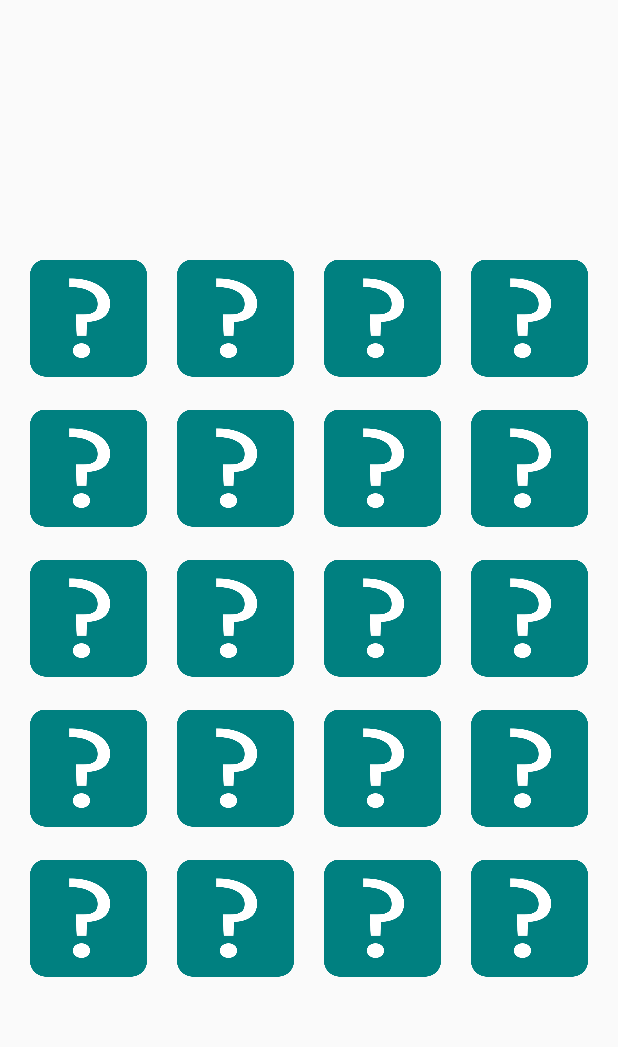
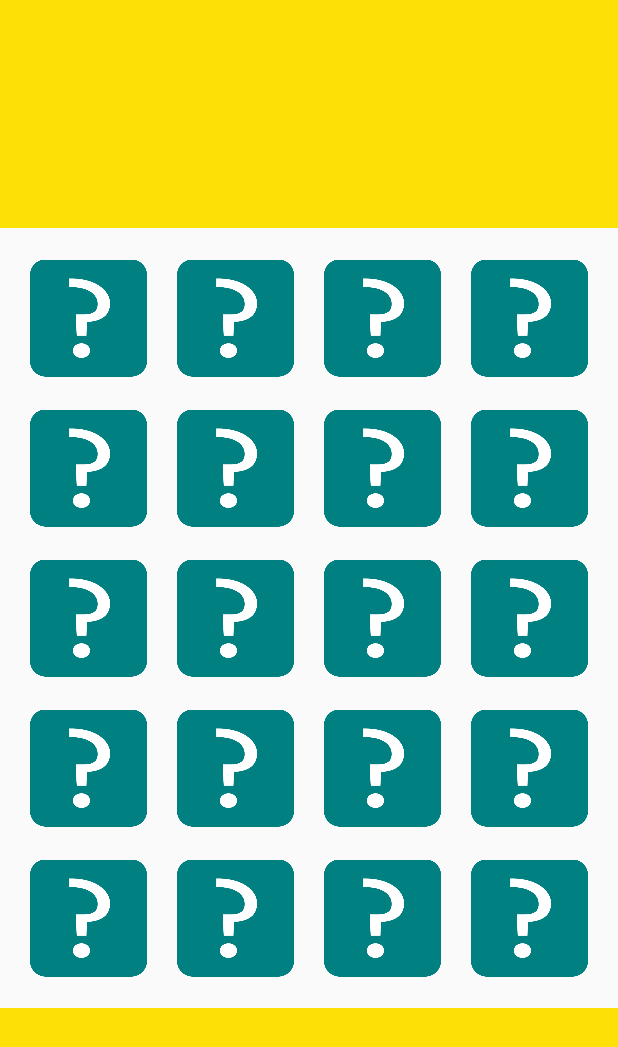
Before and after one commit to Pedrom029/MemoryGame, an Android app: the GameActivity screen opened directly, with no data from a screen before it, on a phone screen of 412 x 824 dp. Shown: the top 1047 px of the screen. Run offline under Robolectric (Android 15) with nearby library versions, the phone set to English and light mode, and no system bars; Roboto replaces fonts that are not available here; 3 statements that could not run were skipped.

Commit message:
minor changes

```diff
--- a/app/src/main/java/com/example/memorygame/GameActivity.java
+++ b/app/src/main/java/com/example/memorygame/GameActivity.java
@@ -10,7 +10,6 @@ import android.widget.LinearLayout;
 
 public class GameActivity extends AppCompatActivity {
 
-    private int lineView5;
 
     @Override
     protected void onCreate(Bundle savedInstanceState) {
@@ -20,14 +19,15 @@ public class GameActivity extends AppCompatActivity {
         LinearLayout llayout5 = findViewById(R.id.lineView5);
         LinearLayout llayout4 = findViewById(R.id.lineView4);
 
-        if(UsernameActivity.hardness == "easy"){
+        if(UsernameActivity.hardness.equals("easy")){
             llayout5.setVisibility(View.GONE);
             llayout4.setVisibility(View.GONE);
         }
-        else if(UsernameActivity.hardness == "medium"){
+        else if(UsernameActivity.hardness.equals("medium")){
             llayout5.setVisibility(View.GONE);
         }
-        else if(UsernameActivity.hardness == "hard"){
+        else if(UsernameActivity.hardness.equals("hard")){
+
         }
     }
 
--- a/app/src/main/java/com/example/memorygame/UsernameActivity.java
+++ b/app/src/main/java/com/example/memorygame/UsernameActivity.java
@@ -99,9 +99,7 @@ public class UsernameActivity extends AppCompatActivity {
                 });
 
         if (MainActivity.m_userName.length()>=3){
-            dBuilder.create();
-            dBuilder.show();
-
+            dBuilder.create().show();
         }
         else if(MainActivity.m_userName.length()>0){
             Toast.makeText(getApplicationContext(),R.string.longerNick, Toast.LENGTH_LONG).show();
--- a/app/src/main/res/layout/activity_game.xml
+++ b/app/src/main/res/layout/activity_game.xml
@@ -5,6 +5,28 @@
     android:layout_width="match_parent"
     android:layout_height="match_parent"
     tools:context=".GameActivity">
+
+    <View
+        android:id="@+id/colorUp"
+        android:layout_width="0dp"
+        android:layout_height="0dp"
+        android:layout_marginBottom="10dp"
+        android:background="@color/colorYellow"
+        app:layout_constraintBottom_toTopOf="@+id/linearLayout"
+        app:layout_constraintEnd_toEndOf="parent"
+        app:layout_constraintStart_toStartOf="parent"
+        app:layout_constraintTop_toTopOf="parent" />
+
+    <View
+        android:id="@+id/colorDown"
+        android:layout_width="0dp"
+        android:layout_height="0dp"
+        android:layout_marginTop="10dp"
+        android:background="@color/colorYellow"
+        app:layout_constraintBottom_toBottomOf="parent"
+        app:layout_constraintEnd_toEndOf="parent"
+        app:layout_constraintStart_toStartOf="parent"
+        app:layout_constraintTop_toBottomOf="@+id/linearLayout" />
 
     <LinearLayout
         android:id="@+id/linearLayout"
@@ -238,5 +260,6 @@
                 app:srcCompat="@drawable/carta_back" />
 
         </LinearLayout>
+
     </LinearLayout>
 </androidx.constraintlayout.widget.ConstraintLayout>
```
